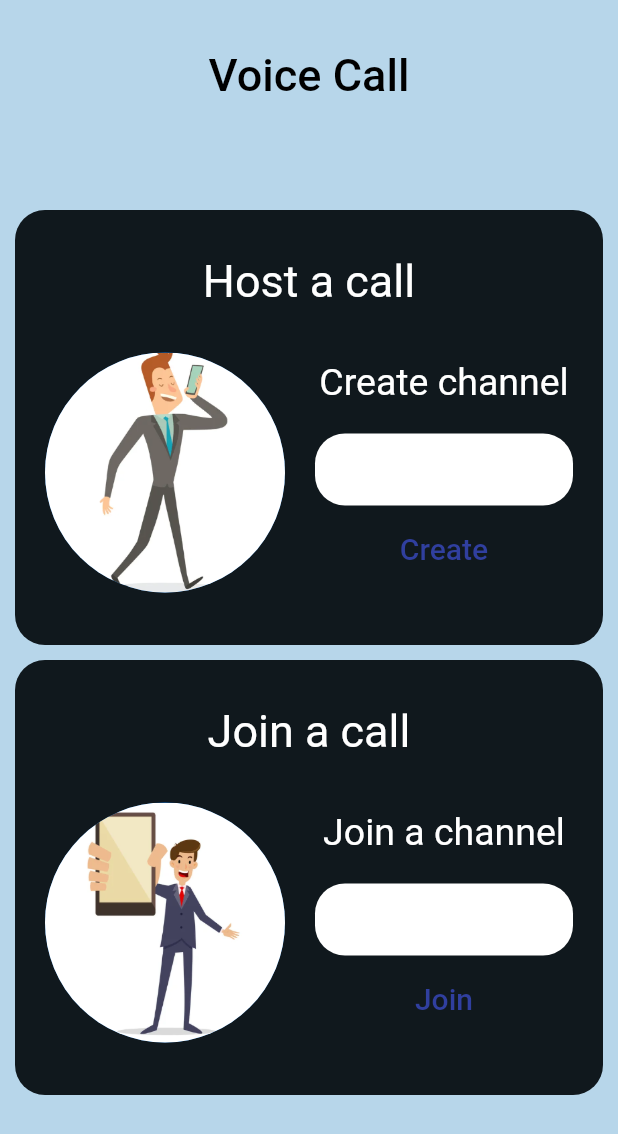
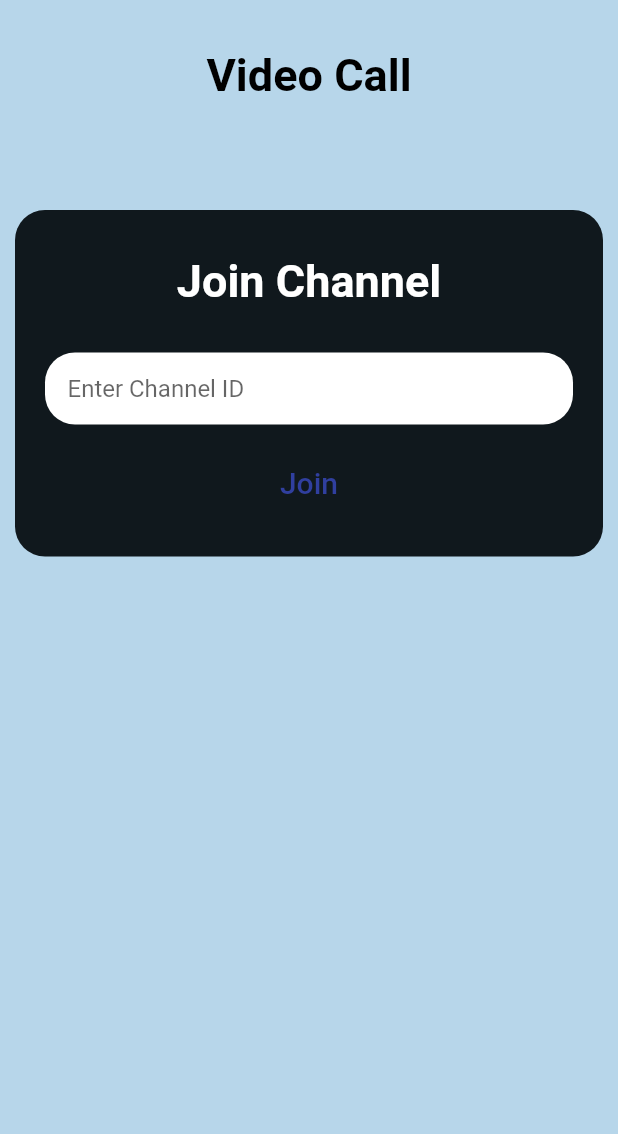
Before and after one commit to WajProds/The-Call-App, a Flutter app: the screen it shows after launch, on a phone screen of 412 x 824 dp. Shown: the top 1134 px of the screen. Run offline on Flutter 3.47's test engine with Material 2 defaults, Android fonts, the phone set to English and light mode, and no system bars; our stand-ins replace permission_handler; missing offline and left inert: agora_rtc_engine.

Commit message:
git commit

```diff
--- a/lib/screens/home_page.dart
+++ b/lib/screens/home_page.dart
@@ -28,21 +28,23 @@ class _HomePageState extends State<HomePage> {
       appBar: AppBar(
         elevation: 0,
         title: const Text(
-          'Voice Call',
-          style: TextStyle(fontSize: 30, color: Colors.black),
+          'Video Call',
+          style: TextStyle(
+            fontSize: 30,
+            color: Colors.black,
+            fontWeight: FontWeight.bold,
+          ),
         ),
         toolbarHeight: 100,
         centerTitle: true,
         backgroundColor: const Color.fromARGB(255, 183, 214, 234),
       ),
       body: SingleChildScrollView(
-        padding: EdgeInsets.symmetric(horizontal: 10),
+        padding: const EdgeInsets.symmetric(horizontal: 10),
         child: Column(
           children: [
             const SizedBox(height: 40),
-            roleSelector(1, hostController, joinController, context),
-            const SizedBox(height: 10),
-            roleSelector(2, hostController, joinController, context),
+            roleSelector(joinController, context),
           ],
         ),
       ),
--- a/lib/widgets/role_selector.dart
+++ b/lib/widgets/role_selector.dart
@@ -1,13 +1,15 @@
 import 'package:flutter/material.dart';
-import 'package:looper/screens/call.dart';
-import 'package:looper/screens/new_call.dart';
+// import 'package:looper/screens/call.dart';
+// import 'package:looper/screens/new_call.dart';
 import 'package:looper/utils/constants.dart';
 
-Widget roleSelector(int role, TextEditingController joinController,
-    TextEditingController hostController, BuildContext context) {
+import '../screens/call.dart';
+
+Widget roleSelector(
+    TextEditingController joinController, BuildContext context) {
   // ignore: unused_local_variable
   String? channelID;
-  final controller = role == 1 ? hostController : joinController;
+  final controller = joinController;
 
   return Container(
     decoration: BoxDecoration(
@@ -19,41 +21,24 @@ Widget roleSelector(int role, TextEditingController joinController,
         const SizedBox(
           height: 30,
         ),
-        Text(
-          role == 1 ? 'Host a call' : 'Join a call',
-          style: const TextStyle(fontSize: 30, color: Colors.white),
+        const Text(
+          'Join Channel',
+          style: TextStyle(
+              fontSize: 30, color: Colors.white, fontWeight: FontWeight.bold),
         ),
         const SizedBox(
-          height: 30,
+          height: 20,
         ),
         Row(
           children: [
             const SizedBox(
               width: 20,
             ),
-            Container(
-                constraints:
-                    const BoxConstraints(maxWidth: 200, maxHeight: 200),
-                child: CircleAvatar(
-                  radius: 80,
-                  backgroundImage: role != 1
-                      ? const AssetImage(
-                          'assets/1.png',
-                        )
-                      : const AssetImage('assets/2.png'),
-                )),
-            const SizedBox(
-              width: 20,
-            ),
             Expanded(
               child: Column(
                 children: [
-                  Text(
-                    role == 1 ? 'Create channel' : 'Join a channel',
-                    style: const TextStyle(fontSize: 25, color: Colors.white),
-                  ),
                   const SizedBox(
-                    height: 20,
+                    height: 10,
                   ),
                   Container(
                     decoration: BoxDecoration(
@@ -63,25 +48,24 @@ Widget roleSelector(int role, TextEditingController joinController,
                     padding: const EdgeInsets.symmetric(horizontal: 15),
                     child: TextField(
                       controller: controller,
-                      decoration:
-                          const InputDecoration(border: InputBorder.none),
+                      decoration: const InputDecoration(
+                          border: InputBorder.none,
+                          hintText: 'Enter Channel ID'),
                     ),
                   ),
                   const SizedBox(
-                    height: 5,
+                    height: 15,
                   ),
                   TextButton(
                     onPressed: () {
                       channelID = controller.text;
                       controller.text = '';
-                      print(role == 1 ? channelID : 'joining');
 
                       if (channelID == channelName) {
                         Navigator.push(
                             context,
                             MaterialPageRoute(
-                                builder: (context) => CallScreenNew(
-                                      role: role,
+                                builder: (context) => const CallScreen(
                                       channelName: channelName,
                                     )));
                       } else {
@@ -89,7 +73,7 @@ Widget roleSelector(int role, TextEditingController joinController,
                       }
                     },
                     child: Text(
-                      role == 1 ? 'Create' : 'Join',
+                      'Join',
                       style: TextStyle(
                         fontSize: 20,
                         color: Colors.indigo[700],
@@ -105,7 +89,7 @@ Widget roleSelector(int role, TextEditingController joinController,
           ],
         ),
         const SizedBox(
-          height: 35,
+          height: 25,
         ),
       ],
     ),
```
Also changed, not shown: lib/screens/call.dart (+109 -63 lines), lib/screens/new_call.dart (deleted, +0 -165 lines), lib/utils/constants.dart (+1 -1 lines), lib/widgets/info_panel.dart (added, +46 -0 lines), lib/widgets/video_rows.dart (added, +39 -0 lines).
